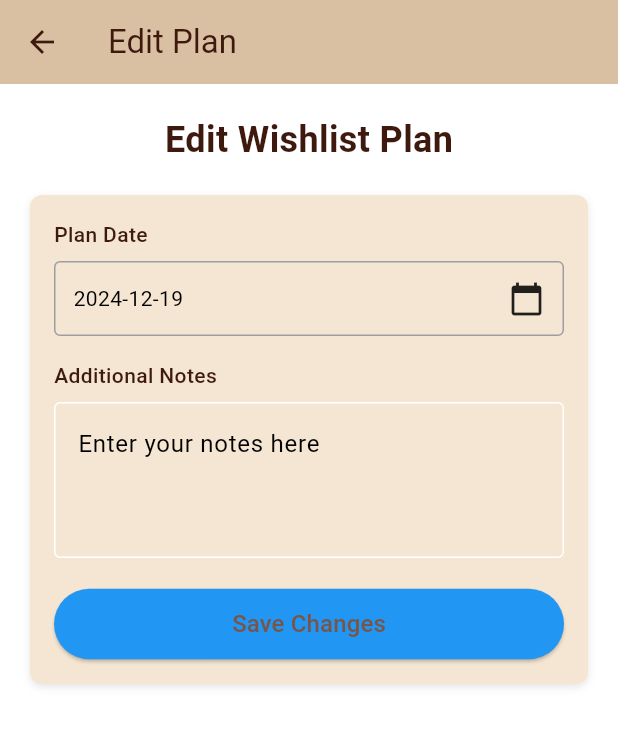
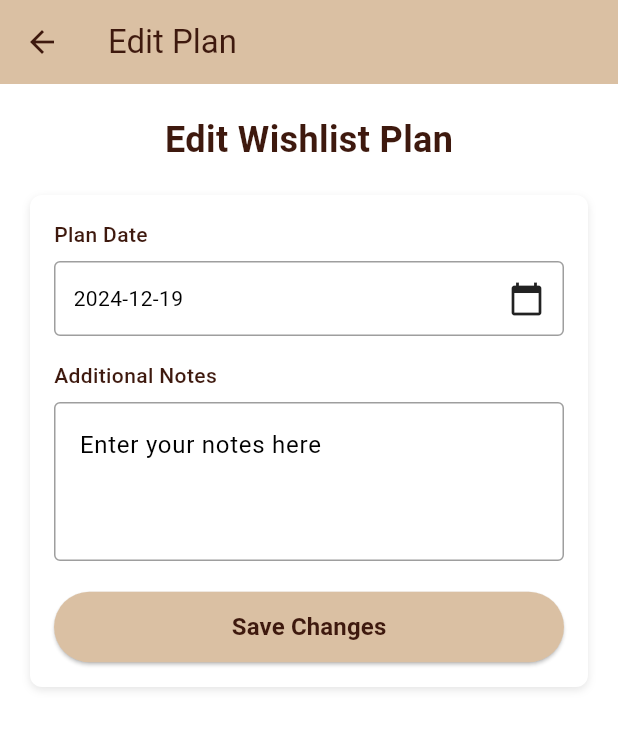
Before and after one commit to ManganJogja/Proyek-Akhir-Semester-A08, a Flutter app: the EditWishlistPage screen opened directly with empty values, on a phone screen of 412 x 824 dp. Shown: the top 729 px of the screen. Run offline on Flutter 3.47's test engine with Material 3 defaults, Android fonts, the phone set to English and light mode, and no system bars; our stand-ins replace google_fonts; missing offline and left inert: pbp_django_auth.

Commit message:
desain mayan wishlist page dan edit

```diff
--- a/lib/wishlist/screens/edit_wishlist.dart
+++ b/lib/wishlist/screens/edit_wishlist.dart
@@ -83,7 +83,7 @@ class _EditWishlistPageState extends State<EditWishlistPage> {
             Container(
               padding: const EdgeInsets.all(16),
               decoration: BoxDecoration(
-                color: const Color(0xFFF5E6D3),
+                color: const Color.fromARGB(255, 255, 255, 255),
                 borderRadius: BorderRadius.circular(8),
                 boxShadow: [
                   BoxShadow(
@@ -138,20 +138,29 @@ class _EditWishlistPageState extends State<EditWishlistPage> {
                       ),
                     ),
                     const SizedBox(height: 8),
-                    TextFormField(
-                      controller: _noteController,
-                      decoration: InputDecoration(
-                        border: OutlineInputBorder(),
-                        hintText: 'Enter your notes here',
+                    Container(
+                      decoration: BoxDecoration(
+                        border: Border.all(color: Colors.grey),
+                        borderRadius: BorderRadius.circular(4),
                       ),
-                      maxLines: 3,
+                      child: TextFormField(
+                        controller: _noteController,
+                        decoration: InputDecoration(
+                          border: OutlineInputBorder(
+                            borderSide: BorderSide.none,
+                          ),
+                          hintText: 'Enter your notes here',
+                        ),
+                        maxLines: 3,
+                      ),
                     ),
+
                     const SizedBox(height: 20),
                     SizedBox(
                       width: double.infinity,
                       child: ElevatedButton(
                         style: ElevatedButton.styleFrom(
-                          backgroundColor: Colors.blue,
+                          backgroundColor: Color(0xFFDAC0A3),
                           padding: const EdgeInsets.symmetric(vertical: 12),
                         ),
                         onPressed: () async {
@@ -214,7 +223,11 @@ class _EditWishlistPageState extends State<EditWishlistPage> {
                         },
                         child: const Text(
                           'Save Changes',
-                          style: TextStyle(fontSize: 16),
+                          style: TextStyle(
+                            fontSize: 16,
+                            fontWeight: FontWeight.bold,
+                            color: Color(0xFF3E190E),
+                        ),
                         ),
                       ),
                     ),
```
Also changed, not shown: lib/wishlist/screens/wishlist_page.dart (+10 -34 lines).
